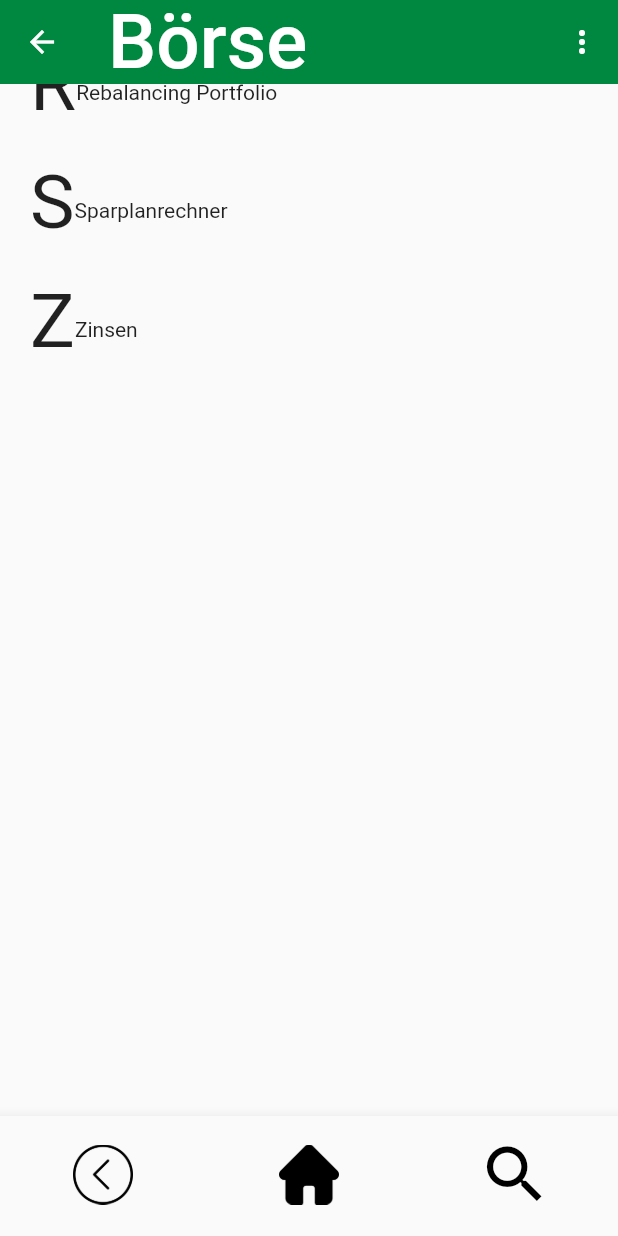
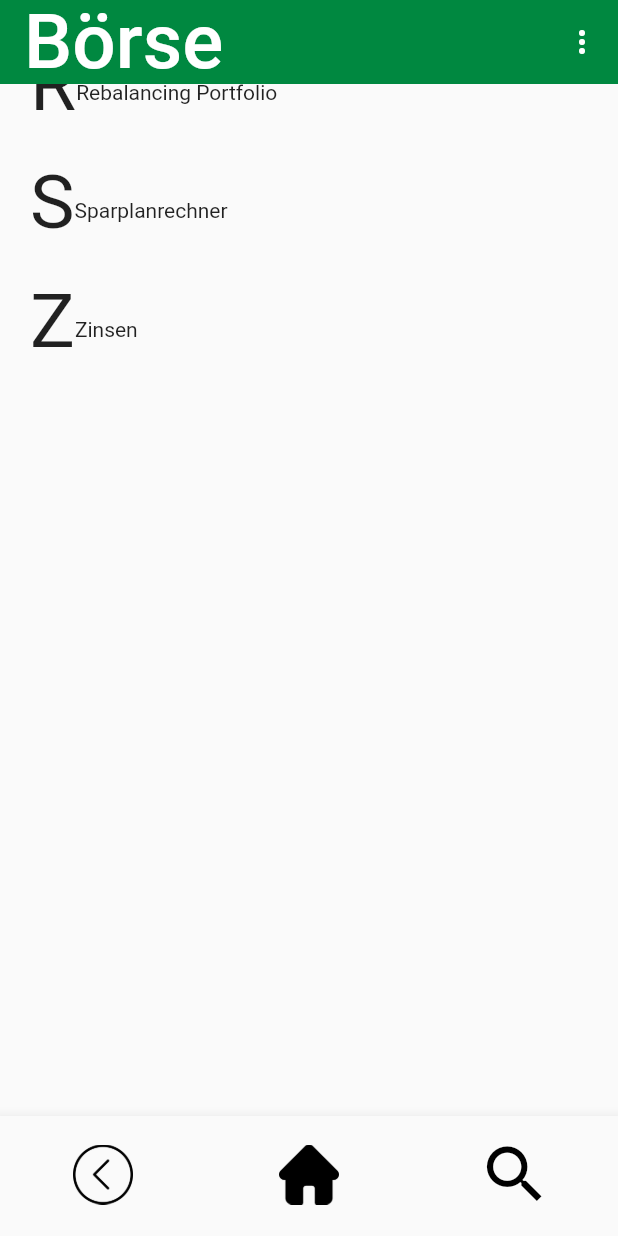
Before and after one commit to leutileuti/flutter_plutos, a Flutter app: the AktienFenster screen opened directly, scrolled down 361 dp, on a phone screen of 412 x 824 dp. Run offline on Flutter 3.47's test engine with Material 2 defaults, Android fonts, the phone set to English and light mode, and no system bars; our stand-ins replace dotted_border, random_string; Roboto replaces fonts that are missing (Kategorien).

Commit message:
7.3.2021 9.30 PM

```diff
--- a/lib/main.dart
+++ b/lib/main.dart
@@ -10,7 +10,7 @@ class Plutos extends StatelessWidget {
   @override
   Widget build(BuildContext context) {
     return MaterialApp(
-      home: Homescreen(),
+      home: AktienFenster(),
     );
   }
 }
--- a/lib/pl_windows/börse.dart
+++ b/lib/pl_windows/börse.dart
@@ -114,8 +114,8 @@ class AktienFenster extends StatelessWidget {
           ),
         ),
         bottomNavigationBar: BottomNavigationBar(
-            showSelectedLabels: false, // <-- HERE
-            showUnselectedLabels: false, // <-- AND HERE
+            showSelectedLabels: false,
+            showUnselectedLabels: false,
             items: [
               BottomNavigationBarItem(
                   icon: ImageIcon(
--- a/lib/pl_windows/homescreen.dart
+++ b/lib/pl_windows/homescreen.dart
@@ -9,17 +9,13 @@ class Homescreen extends StatelessWidget {
   Widget build(BuildContext context) {
     return Scaffold(
       appBar: AppBar(
-
         backgroundColor: kAppbarColor,
-
         title: Text(
           'Plutos',
           style: TextStyle(
               fontFamily: 'Kategorien', fontSize: 60, color: Color(0xFF0c0e0f)),
         ),
-
         elevation: 0.0,
-
         actions: <Widget>[
           PopupMenuButton<String>(
             onSelected: choiceMenu,
@@ -308,7 +304,7 @@ class Homescreen extends StatelessWidget {
                 ],
               ),
             ],
-          ), //Schrift und Kategorie 4. Reihe-> zweier Block - nebeneinander
+          ), //Schrift und Kategorie 4. Reihe -> zweier Block - nebeneinander
           Row(
             children: [
               Container(
```
